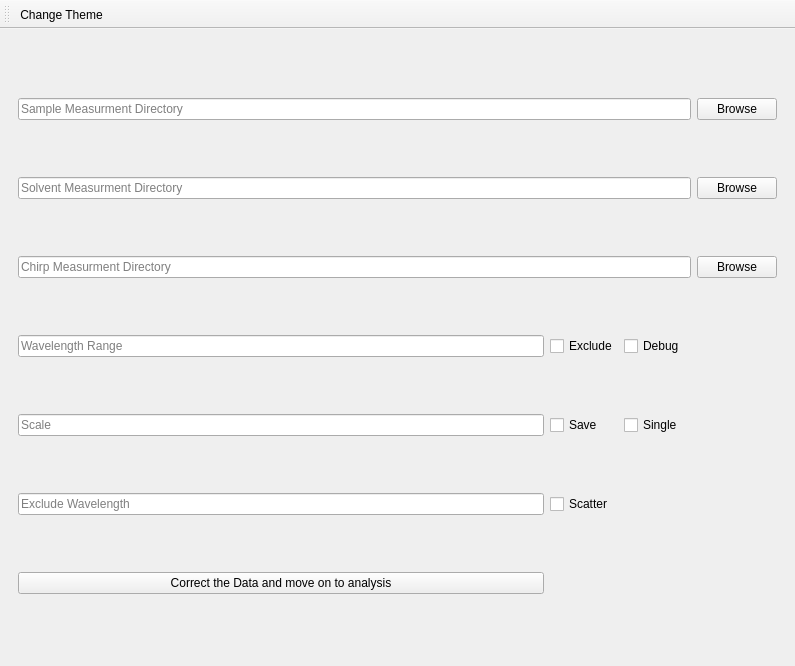
Qt form gui_with_eprver2.ui (4-DMAPandSadness/EfsTA) before a commit.
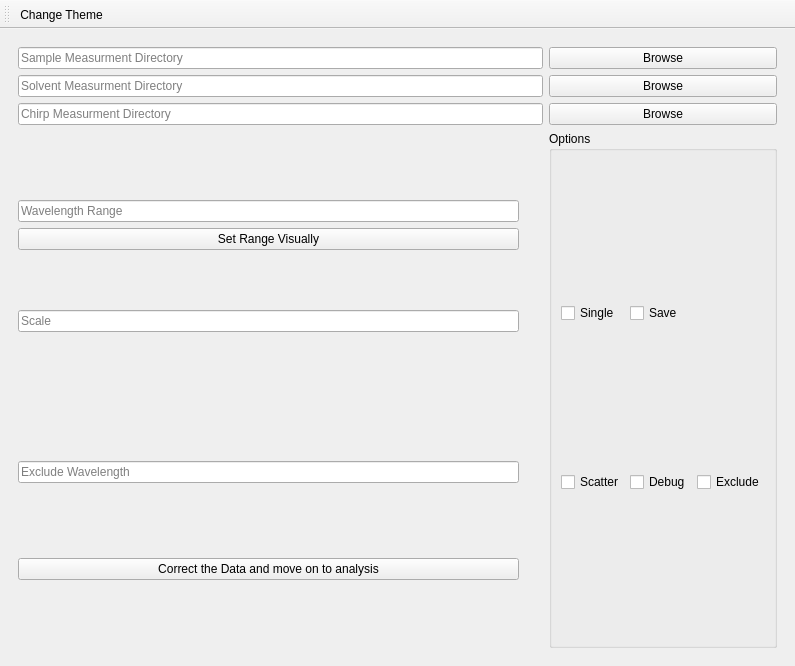
The same form after that commit. Icons and pictures are not drawn.

Commit message: Removed old files Implemented ChirpSelector & ChirpCorrector Adapted EfsTA.py to changes

What changed in the file:
```diff
--- a/gui_with_eprver2.ui
+++ b/gui_with_eprver2.ui
@@ -78,14 +78,14 @@
       </widget>
       <widget class="QWidget" name="Chirp">
        <layout class="QGridLayout" name="gridLayout_22">
-        <item row="1" column="4">
-         <widget class="QPushButton" name="Chirp_Browse_Solvent">
-          <property name="text">
-           <string>Browse</string>
+        <item row="1" column="0" colspan="5">
+         <widget class="QLineEdit" name="Chirp_Solvent_Dir">
+          <property name="placeholderText">
+           <string>Solvent Measurment Directory</string>
           </property>
          </widget>
         </item>
-        <item row="0" column="0" colspan="4">
+        <item row="0" column="0" colspan="5">
          <widget class="QLineEdit" name="Chirp_Sample_Dir">
           <property name="text">
            <string/>
@@ -95,49 +95,106 @@
           </property>
          </widget>
         </item>
-        <item row="3" column="2">
-         <widget class="QCheckBox" name="Chirp_Debug">
+        <item row="9" column="0">
+         <widget class="QLineEdit" name="Chirp_Exclude_Wave">
           <property name="text">
-           <string>Debug</string>
+           <string/>
           </property>
-         </widget>
-        </item>
-        <item row="4" column="2">
-         <widget class="QCheckBox" name="Chirp_Single">
-          <property name="text">
-           <string>Single</string>
+          <property name="placeholderText">
+           <string>Exclude Wavelength</string>
           </property>
          </widget>
         </item>
-        <item row="3" column="1">
-         <widget class="QCheckBox" name="Chirp_Exclude">
+        <item row="1" column="5">
+         <widget class="QPushButton" name="Chirp_Browse_Solvent">
           <property name="text">
-           <string>Exclude</string>
+           <string>Browse</string>
           </property>
          </widget>
         </item>
-        <item row="4" column="1">
-         <widget class="QCheckBox" name="Chirp_Save">
-          <property name="text">
-           <string>Save</string>
-          </property>
-         </widget>
-        </item>
-        <item row="3" column="0">
+        <item row="4" column="0">
          <widget class="QLineEdit" name="Chirp_Wave_Range">
           <property name="placeholderText">
            <string>Wavelength Range</string>
           </property>
          </widget>
         </item>
-        <item row="5" column="1">
-         <widget class="QCheckBox" name="Chirp_Scatter">
+        <item row="11" column="0">
+         <widget class="QPushButton" name="Chirp_Done">
           <property name="text">
-           <string>Scatter</string>
+           <string>Correct the Data and move on to analysis</string>
           </property>
          </widget>
         </item>
-        <item row="4" column="0">
+        <item row="3" column="5" rowspan="10">
+         <widget class="QGroupBox" name="Chirp_options">
+          <property name="title">
+           <string>Options</string>
+          </property>
+          <layout class="QGridLayout" name="gridLayout_23">
+           <item row="0" column="1" colspan="2">
+            <widget class="QCheckBox" name="Chirp_Save">
+             <property name="text">
+              <string>Save</string>
+             </property>
+            </widget>
+           </item>
+           <item row="1" column="0">
+            <widget class="QCheckBox" name="Chirp_Scatter">
+             <property name="text">
+              <string>Scatter</string>
+             </property>
+            </widget>
+           </item>
+           <item row="1" column="1">
+            <widget class="QCheckBox" name="Chirp_Debug">
+             <property name="text">
+              <string>Debug</string>
+             </property>
+            </widget>
+           </item>
+           <item row="1" column="2">
+            <widget class="QCheckBox" name="Chirp_Exclude">
+             <property name="text">
+              <string>Exclude</string>
+             </property>
+            </widget>
+           </item>
+           <item row="0" column="0">
+            <widget class="QCheckBox" name="Chirp_Single">
+             <property name="text">
+              <string>Single</string>
+             </property>
+            </widget>
+           </item>
+          </layout>
+         </widget>
+        </item>
+        <item row="0" column="5">
+         <widget class="QPushButton" name="Chirp_Browse_Sample">
+          <property name="text">
+           <string>Browse</string>
+          </property>
+         </widget>
+        </item>
+        <item row="2" column="5">
+         <widget class="QPushButton" name="Chirp_Browse_Chirp">
+          <property name="text">
+           <string>Browse</string>
+          </property>
+         </widget>
+        </item>
+        <item row="2" column="0" colspan="5">
+         <widget class="QLineEdit" name="Chirp_Chirp_Dir">
+          <property name="text">
+           <string/>
+          </property>
+          <property name="placeholderText">
+           <string>Chirp Measurment Directory</string>
+          </property>
+         </widget>
+        </item>
+        <item row="6" column="0" rowspan="2">
          <widget class="QLineEdit" name="Chirp_Scale">
           <property name="placeholderText">
            <string>Scale</string>
@@ -145,50 +202,9 @@
          </widget>
         </item>
         <item row="5" column="0">
-         <widget class="QLineEdit" name="Chirp_Exclude_Wave">
+         <widget class="QPushButton" name="Chirp_Visually">
           <property name="text">
-           <string/>
-          </property>
-          <property name="placeholderText">
-           <string>Exclude Wavelength</string>
-          </property>
-         </widget>
-        </item>
-        <item row="1" column="0" colspan="4">
-         <widget class="QLineEdit" name="Chirp_Solvent_Dir">
-          <property name="placeholderText">
-           <string>Solvent Measurment Directory</string>
-          </property>
-         </widget>
-        </item>
-        <item row="2" column="0" colspan="4">
-         <widget class="QLineEdit" name="Chirp_Chirp_Dir">
-          <property name="text">
-           <string/>
-          </property>
-          <property name="placeholderText">
-           <string>Chirp Measurment Directory</string>
-          </property>
-         </widget>
-        </item>
-        <item row="0" column="4">
-         <widget class="QPushButton" name="Chirp_Browse_Sample">
-          <property name="text">
-           <string>Browse</string>
-          </property>
-         </widget>
-        </item>
-        <item row="2" column="4">
-         <widget class="QPushButton" name="Chirp_Browse_Chirp">
-          <property name="text">
-           <string>Browse</string>
-          </property>
-         </widget>
-        </item>
-        <item row="6" column="0">
-         <widget class="QPushButton" name="Chirp_Done">
-          <property name="text">
-           <string>Correct the Data and move on to analysis</string>
+           <string>Set Range Visually</string>
           </property>
          </widget>
         </item>
```
The commit also changes 5 other files.
